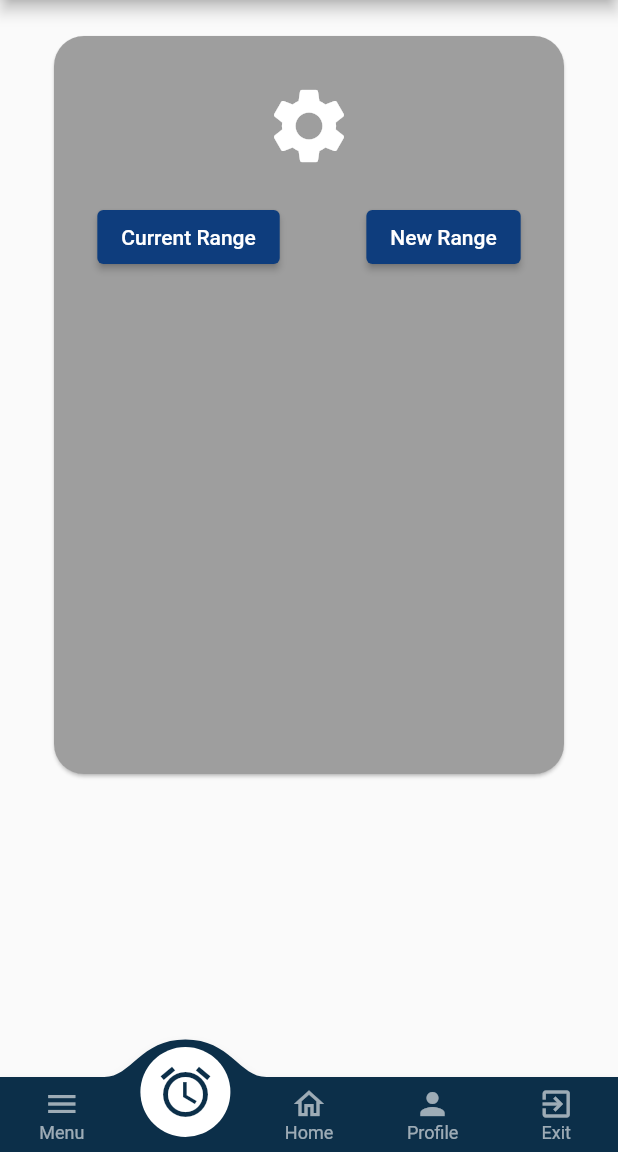
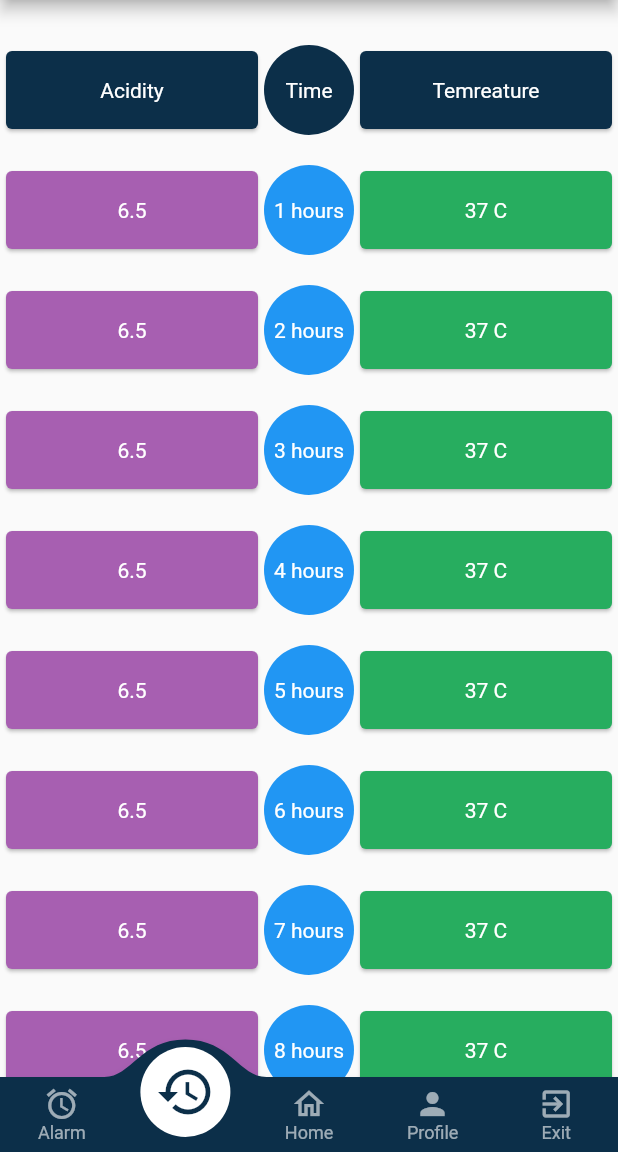
Before and after one commit to khaled-issa1/aqualobaster1, a Flutter app: the HomePage screen opened by its route, item 2 of the bottom bar chosen, on a phone screen of 412 x 824 dp, the part 84-1236 px from its top. Run offline on Flutter 3.47's test engine with Material 2 defaults, Android fonts, the light colour scheme and no system bars; drawn by our look-alikes of convex_bottom_bar, timeline_tile; our stand-ins replace carousel_slider, connectivity_plus, firebase_auth, firebase_core, firebase_database, flutter_local_notifications and 7 more; missing offline and left inert: workmanager; accounts and stored records are empty.

Commit message:
history page added

```diff
--- /dev/null
+++ b/lib/pages/historypage.dart
@@ -0,0 +1,592 @@
+import 'package:flutter/material.dart';
+import 'package:timeline_tile/timeline_tile.dart';
+
+class HistoryPage extends StatelessWidget {
+  const HistoryPage({Key? key}) : super(key: key);
+
+  @override
+  Widget build(BuildContext context) {
+    return ListView(
+      children: <Widget>[
+        SizedBox(
+          height: 30,
+        ),
+        TimelineTile(
+            isFirst: true,
+            alignment: TimelineAlign.center,
+            endChild: Card(
+              color: const Color.fromARGB(255, 12, 47, 73),
+              child: Container(
+                height: 45,
+                child: Center(
+                  child: Text(
+                    'Temreature',
+                    style: TextStyle(color: Colors.white),
+                  ),
+                ),
+              ),
+            ),
+            startChild: Card(
+              color: const Color.fromARGB(255, 12, 47, 73),
+              child: Container(
+                height: 45,
+                child: Center(
+                  child: Text(
+                    'Acidity',
+                    style: TextStyle(color: Colors.white),
+                  ),
+                ),
+              ),
+            ),
+            indicatorStyle: IndicatorStyle(
+                width: 60,
+                height: 60,
+                indicator: Container(
+                  child: Center(
+                    child: Text(
+                      'Time',
+                      style: TextStyle(color: Colors.white),
+                    ),
+                  ),
+                  decoration: const BoxDecoration(
+                    shape: BoxShape.circle,
+                    color: Color.fromARGB(255, 12, 47, 73),
+                  ),
+                ))),
+        const SizedBox(
+          height: 20,
+        ),
+        TimelineTile(
+            isFirst: true,
+            alignment: TimelineAlign.center,
+            endChild: Card(
+              color: Color.fromARGB(255, 39, 173, 95),
+              child: Container(
+                height: 45,
+                child: Center(
+                  child: Text(
+                    '37 C',
+                    style: TextStyle(color: Colors.white),
+                  ),
+                ),
+              ),
+            ),
+            startChild: Card(
+              color: Color.fromARGB(255, 167, 95, 177),
+              child: Container(
+                height: 45,
+                child: Center(
+                  child: Text(
+                    '6.5',
+                    style: TextStyle(color: Colors.white),
+                  ),
+                ),
+              ),
+            ),
+            indicatorStyle: IndicatorStyle(
+                width: 60,
+                height: 60,
+                indicator: Container(
+                  child: Center(
+                    child: Text(
+                      '1 hours',
+                      style: TextStyle(color: Colors.white),
+                    ),
+                  ),
+                  decoration: const BoxDecoration(
+                    shape: BoxShape.circle,
+                    color: Colors.blue,
+                  ),
+                ))),
+        const SizedBox(
+          height: 20,
+        ),
+        TimelineTile(
+            alignment: TimelineAlign.center,
+            endChild: Card(
+              color: Color.fromARGB(255, 39, 173, 95),
+              child: Container(
+                height: 45,
+                child: Center(
+                  child: Text(
+                    '37 C',
+                    style: TextStyle(color: Colors.white),
+                  ),
+                ),
+              ),
+            ),
+            startChild: Card(
+              color: Color.fromARGB(255, 167, 95, 177),
+              child: Container(
+                height: 45,
+                child: Center(
+                  child: Text(
+                    '6.5',
+                    style: TextStyle(color: Colors.white),
+                  ),
+                ),
+              ),
+            ),
+            indicatorStyle: IndicatorStyle(
+                width: 60,
+                height: 60,
+                indicator: Container(
+                  child: Center(
+                    child: Text(
+                      '2 hours',
+                      style: TextStyle(color: Colors.white),
+                    ),
+                  ),
+                  decoration: const BoxDecoration(
+                    shape: BoxShape.circle,
+                    color: Colors.blue,
+                  ),
+                ))),
+        const SizedBox(
+          height: 20,
+        ),
+        TimelineTile(
+            alignment: TimelineAlign.center,
+            endChild: Card(
+              color: Color.fromARGB(255, 39, 173, 95),
+              child: Container(
+                height: 45,
+                child: Center(
+                  child: Text(
+                    '37 C',
+                    style: TextStyle(color: Colors.white),
+                  ),
+                ),
+              ),
+            ),
+            startChild: Card(
+              color: Color.fromARGB(255, 167, 95, 177),
+              child: Container(
+                height: 45,
+                child: Center(
+                  child: Text(
+                    '6.5',
+                    style: TextStyle(color: Colors.white),
+                  ),
+                ),
+              ),
+            ),
+            indicatorStyle: IndicatorStyle(
+                width: 60,
+                height: 60,
+                indicator: Container(
+                  child: Center(
+                    child: Text(
+                      '3 hours',
+                      style: TextStyle(color: Colors.white),
+                    ),
+                  ),
+                  decoration: const BoxDecoration(
+                    shape: BoxShape.circle,
+                    color: Colors.blue,
+                  ),
+                ))),
+        const SizedBox(
+          height: 20,
+        ),
+        TimelineTile(
+            alignment: TimelineAlign.center,
+            endChild: Card(
+              color: Color.fromARGB(255, 39, 173, 95),
+              child: Container(
+                height: 45,
+                child: Center(
+                  child: Text(
+                    '37 C',
+                    style: TextStyle(color: Colors.white),
+                  ),
+                ),
+              ),
+            ),
+            startChild: Card(
+              color: Color.fromARGB(255, 167, 95, 177),
+              child: Container(
+                height: 45,
+                child: Center(
+                  child: Text(
+                    '6.5',
+                    style: TextStyle(color: Colors.white),
+                  ),
+                ),
+              ),
+            ),
+            indicatorStyle: IndicatorStyle(
+                width: 60,
+                height: 60,
+                indicator: Container(
+                  child: Center(
+                    child: Text(
+                      '4 hours',
+                      style: TextStyle(color: Colors.white),
+                    ),
+                  ),
+                  decoration: const BoxDecoration(
+                    shape: BoxShape.circle,
+                    color: Colors.blue,
+                  ),
+                ))),
+        const SizedBox(
+          height: 20,
+        ),
+        TimelineTile(
+            alignment: TimelineAlign.center,
+            endChild: Card(
+              color: Color.fromARGB(255, 39, 173, 95),
+              child: Container(
+                height: 45,
+                child: Center(
+                  child: Text(
+                    '37 C',
+                    style: TextStyle(color: Colors.white),
+                  ),
+                ),
+              ),
+            ),
+            startChild: Card(
+              color: Color.fromARGB(255, 167, 95, 177),
+              child: Container(
+                height: 45,
+                child: Center(
+                  child: Text(
+                    '6.5',
+                    style: TextStyle(color: Colors.white),
+                  ),
+                ),
+              ),
+            ),
+            indicatorStyle: IndicatorStyle(
+                width: 60,
+                height: 60,
+                indicator: Container(
+                  child: Center(
+                    child: Text(
+                      '5 hours',
+                      style: TextStyle(color: Colors.white),
+                    ),
+                  ),
+                  decoration: const BoxDecoration(
+                    shape: BoxShape.circle,
+                    color: Colors.blue,
+                  ),
+                ))),
+        const SizedBox(
+          height: 20,
+        ),
+        TimelineTile(
+            alignment: TimelineAlign.center,
+            endChild: Card(
+              color: Color.fromARGB(255, 39, 173, 95),
+              child: Container(
+                height: 45,
+                child: Center(
+                  child: Text(
+                    '37 C',
+                    style: TextStyle(color: Colors.white),
+                  ),
+                ),
+              ),
+            ),
+            startChild: Card(
+              color: Color.fromARGB(255, 167, 95, 177),
+              child: Container(
+                height: 45,
+                child: Center(
+                  child: Text(
+                    '6.5',
+                    style: TextStyle(color: Colors.white),
+                  ),
+                ),
+              ),
+            ),
+            indicatorStyle: IndicatorStyle(
+                width: 60,
+                height: 60,
+                indicator: Container(
+                  child: Center(
+                    child: Text(
+                      '6 hours',
+                      style: TextStyle(color: Colors.white),
+                    ),
+                  ),
+                  decoration: const BoxDecoration(
+                    shape: BoxShape.circle,
+                    color: Colors.blue,
+                  ),
+                ))),
+        const SizedBox(
+          height: 20,
+        ),
+        TimelineTile(
+            alignment: TimelineAlign.center,
+            endChild: Card(
+              color: Color.fromARGB(255, 39, 173, 95),
+              child: Container(
+                height: 45,
+                child: Center(
+                  child: Text(
+                    '37 C',
+                    style: TextStyle(color: Colors.white),
+                  ),
+                ),
+              ),
+            ),
+            startChild: Card(
+              color: Color.fromARGB(255, 167, 95, 177),
+              child: Container(
+                height: 45,
+                child: Center(
+                  child: Text(
+                    '6.5',
+                    style: TextStyle(color: Colors.white),
+                  ),
+                ),
+              ),
+            ),
+            indicatorStyle: IndicatorStyle(
+                width: 60,
+                height: 60,
+                indicator: Container(
+                  child: Center(
+                    child: Text(
+                      '7 hours',
+                      style: TextStyle(color: Colors.white),
+                    ),
+                  ),
+                  decoration: const BoxDecoration(
+                    shape: BoxShape.circle,
+                    color: Colors.blue,
+                  ),
+                ))),
+        const SizedBox(
+          height: 20,
+        ),
+        TimelineTile(
+            alignment: TimelineAlign.center,
+            endChild: Card(
+              color: Color.fromARGB(255, 39, 173, 95),
+              child: Container(
+                height: 45,
+                child: Center(
+                  child: Text(
+                    '37 C',
+                    style: TextStyle(color: Colors.white),
+                  ),
+                ),
+              ),
+            ),
+            startChild: Card(
+              color: Color.fromARGB(255, 167, 95, 177),
+              child: Container(
+                height: 45,
+                child: Center(
+                  child: Text(
+                    '6.5',
+                    style: TextStyle(color: Colors.white),
+                  ),
+                ),
+              ),
+            ),
+            indicatorStyle: IndicatorStyle(
+                width: 60,
+                height: 60,
+                indicator: Container(
+                  child: Center(
+                    child: Text(
+                      '8 hours',
+                      style: TextStyle(color: Colors.white),
+                    ),
+                  ),
+                  decoration: const BoxDecoration(
+                    shape: BoxShape.circle,
+                    color: Colors.blue,
+                  ),
+                ))),
+        const SizedBox(
+          height: 20,
+        ),
+        TimelineTile(
+            alignment: TimelineAlign.center,
+            endChild: Card(
+              color: Color.fromARGB(255, 39, 173, 95),
+              child: Container(
+                height: 45,
+                child: Center(
+                  child: Text(
+                    '37 C',
+                    style: TextStyle(color: Colors.white),
+                  ),
+                ),
+              ),
+            ),
+            startChild: Card(
+              color: Color.fromARGB(255, 167, 95, 177),
+              child: Container(
+                height: 45,
+                child: Center(
+                  child: Text(
+                    '6.5',
+                    style: TextStyle(color: Colors.white),
+                  ),
+                ),
+              ),
+            ),
+            indicatorStyle: IndicatorStyle(
+                width: 60,
+                height: 60,
+                indicator: Container(
+                  child: Center(
+                    child: Text(
+                      '9 hours',
+                      style: TextStyle(color: Colors.white),
+                    ),
+                  ),
+                  decoration: const BoxDecoration(
+                    shape: BoxShape.circle,
+                    color: Colors.blue,
+                  ),
+                ))),
+        const SizedBox(
+          height: 20,
+        ),
+        TimelineTile(
+            alignment: TimelineAlign.center,
+            endChild: Card(
+              color: Color.fromARGB(255, 39, 173, 95),
+              child: Container(
+                height: 45,
+                child: Center(
+                  child: Text(
+                    '37 C',
+                    style: TextStyle(color: Colors.white),
+                  ),
+                ),
+              ),
+            ),
+            startChild: Card(
+              color: Color.fromARGB(255, 167, 95, 177),
+              child: Container(
+                height: 45,
+                child: Center(
+                  child: Text(
+                    '6.5',
+                    style: TextStyle(color: Colors.white),
+                  ),
+                ),
+              ),
+            ),
+            indicatorStyle: IndicatorStyle(
+                width: 60,
+                height: 60,
+                indicator: Container(
+                  child: Center(
+                    child: Text(
+                      '10 hours',
+                      style: TextStyle(color: Colors.white),
+                    ),
+                  ),
+                  decoration: const BoxDecoration(
+                    shape: BoxShape.circle,
+                    color: Colors.blue,
+                  ),
+                ))),
+        const SizedBox(
+          height: 20,
+        ),
+        TimelineTile(
+            alignment: TimelineAlign.center,
+            endChild: Card(
+              color: Color.fromARGB(255, 39, 173, 95),
+              child: Container(
+                height: 45,
+                child: Center(
+                  child: Text(
+                    '37 C',
+                    style: TextStyle(color: Colors.white),
+                  ),
+                ),
+              ),
+            ),
+            startChild: Card(
+              color: Color.fromARGB(255, 167, 95, 177),
+              child: Container(
+                height: 45,
+                child: Center(
+                  child: Text(
+                    '6.5',
+                    style: TextStyle(color: Colors.white),
+                  ),
+                ),
+              ),
+            ),
+            indicatorStyle: IndicatorStyle(
+                width: 60,
+                height: 60,
+                indicator: Container(
+                  child: Center(
+                    child: Text(
+                      '11 hours',
+                      style: TextStyle(color: Colors.white),
+                    ),
+                  ),
+                  decoration: const BoxDecoration(
+                    shape: BoxShape.circle,
+                    color: Colors.blue,
+                  ),
+                ))),
+        const SizedBox(
+          height: 20,
+        ),
+        TimelineTile(
+            isLast: true,
+            alignment: TimelineAlign.center,
+            endChild: Card(
+              color: Color.fromARGB(255, 39, 173, 95),
+              child: Container(
+                height: 45,
+                child: Center(
+                  child: Text(
+                    '37 C',
+                    style: TextStyle(color: Colors.white),
+                  ),
+                ),
+              ),
+            ),
+            startChild: Card(
+              color: Color.fromARGB(255, 167, 95, 177),
+              child: Container(
+                height: 45,
+                child: Center(
+                  child: Text(
+                    '6.5',
+                    style: TextStyle(color: Colors.white),
+                  ),
+                ),
+              ),
+            ),
+            indicatorStyle: IndicatorStyle(
+                width: 60,
+                height: 60,
+                indicator: Container(
+                  child: Center(
+                    child: Text(
+                      '12 hours',
+                      style: TextStyle(color: Colors.white),
+                    ),
+                  ),
+                  decoration: const BoxDecoration(
+                    shape: BoxShape.circle,
+                    color: Colors.blue,
+                  ),
+                ))),
+        const SizedBox(
+          height: 40,
+        ),
+      ],
+    );
+  }
+}
--- a/lib/pages/homepage.dart
+++ b/lib/pages/homepage.dart
@@ -1,6 +1,7 @@
 import 'dart:io';
 import 'package:aqualobster/customWidgets/AppDrawer.dart';
 import 'package:aqualobster/pages/alarmsettingview.dart';
+import 'package:aqualobster/pages/historypage.dart';
 import 'package:aqualobster/pages/mainview.dart';
 import 'package:aqualobster/pages/profileview.dart';
 import 'package:flutter/material.dart';
@@ -10,7 +11,7 @@ import 'package:convex_bottom_bar/convex_bottom_bar.dart';
 class HomePage extends StatelessWidget {
   static String routeName = 'HomePage';
   GlobalKey<ScaffoldState> gsk = GlobalKey<ScaffoldState>();
-  PageController pageController = PageController(initialPage: 1);
+  PageController pageController = PageController(initialPage: 2);
 
   @override
   Widget build(BuildContext context) {
@@ -19,8 +20,8 @@ class HomePage extends StatelessWidget {
       bottomNavigationBar: ConvexAppBar(
         backgroundColor: const Color.fromARGB(255, 12, 47, 73),
         items: const [
-          TabItem(icon: Icons.menu, title: 'Menu'),
           TabItem(icon: Icons.alarm, title: 'Alarm'),
+          TabItem(icon: Icons.history, title: 'History'),
           TabItem(icon: Icons.home_outlined, title: 'Home'),
           TabItem(icon: Icons.person, title: 'Profile'),
           TabItem(icon: Icons.exit_to_app, title: 'Exit'),
@@ -28,13 +29,13 @@ class HomePage extends StatelessWidget {
         initialActiveIndex: 2,
         onTap: (i) {
           if (i == 0) {
-            gsk.currentState!.openDrawer();
+            pageController.jumpToPage(0);
           } else if (i == 1) {
-            pageController.jumpToPage(0);
+            pageController.jumpToPage(1);
           } else if (i == 2) {
-            pageController.jumpToPage(1);
+            pageController.jumpToPage(2);
           } else if (i == 3) {
-            pageController.jumpToPage(2);
+            pageController.jumpToPage(3);
           } else if (i == 4) {
             showDialog(
                 context: context,
@@ -95,6 +96,7 @@ class HomePage extends StatelessWidget {
         onPageChanged: (index) {},
         children: [
           AlarmSettingView(),
+          HistoryPage(),
           MainView(),
           ProfileView(),
         ],
--- a/pubspec.yaml
+++ b/pubspec.yaml
@@ -32,6 +32,8 @@ dependencies:
   rxdart: ^0.27.7
   permission_handler: ^10.3.0
   connectivity_plus: '2.3.9'
+  timeline_tile: ^2.0.0
+
 
 
 
```
Also changed, not shown: pubspec.lock.
